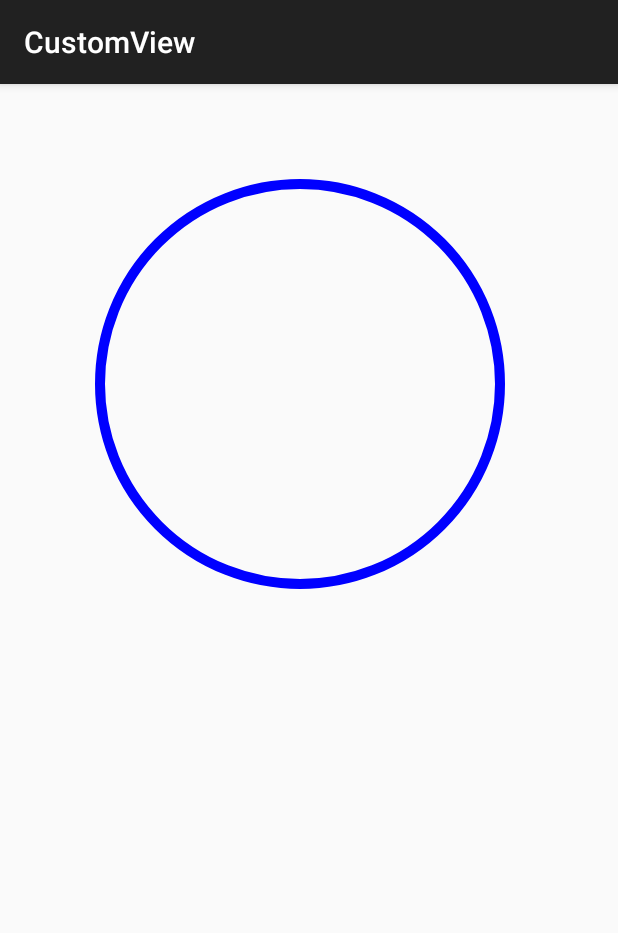
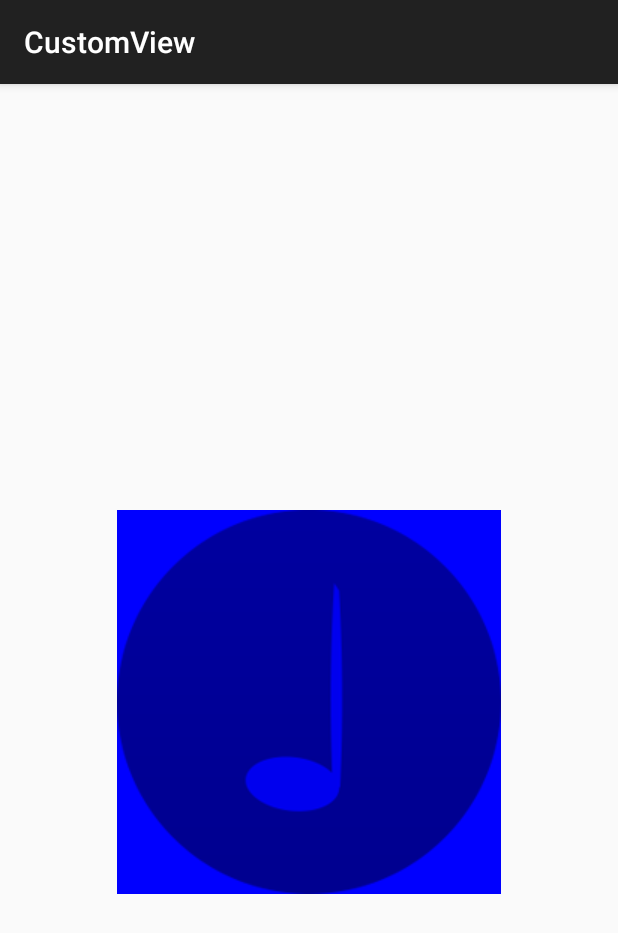
Before and after one commit to BytesZero/CustomView, an Android app: the screen it shows after launch (MainActivity), on a phone screen of 412 x 824 dp. Shown: the top 933 px of the screen. Run offline under Robolectric (Android 15) with nearby library versions, the phone set to English and light mode, and no system bars.

Commit message:
添加混合色

```diff
--- a/app/src/main/java/com/zsl/customview/MainActivity.java
+++ b/app/src/main/java/com/zsl/customview/MainActivity.java
@@ -40,7 +40,7 @@ public class MainActivity extends AppCompatActivity {
 			}
 		};
 
-		handler.obtainMessage().sendToTarget();
+//		handler.obtainMessage().sendToTarget();
 
 
 	}
--- /dev/null
+++ b/app/src/main/java/com/zsl/customview/utils/DisplayUtils.java
@@ -0,0 +1,35 @@
+package com.zsl.customview.utils;
+
+import android.app.Activity;
+import android.util.DisplayMetrics;
+
+/**
+ * 获取屏幕信息的工具类
+ * Created by zsl on 15/6/17.
+ */
+public class DisplayUtils {
+	static DisplayMetrics dm = new DisplayMetrics();
+
+
+	/**
+	 * 获取屏幕宽度
+	 * @param activity
+	 * @return
+	 */
+	public static int getScreenWidth(Activity activity){
+		//获取屏幕信息
+		activity.getWindowManager().getDefaultDisplay().getMetrics(dm);
+		return dm.widthPixels;
+	}
+
+	/**
+	 * 获取屏幕高度
+	 * @param activity
+	 * @return
+	 */
+	public static int getScreenHeigh(Activity activity){
+		//获取屏幕信息
+		activity.getWindowManager().getDefaultDisplay().getMetrics(dm);
+		return dm.heightPixels;
+	}
+}
--- a/app/src/main/java/com/zsl/customview/view/CustomView.java
+++ b/app/src/main/java/com/zsl/customview/view/CustomView.java
@@ -1,11 +1,22 @@
 package com.zsl.customview.view;
 
+import android.app.Activity;
 import android.content.Context;
+import android.graphics.Bitmap;
+import android.graphics.BitmapFactory;
 import android.graphics.Canvas;
 import android.graphics.Color;
+import android.graphics.ColorMatrix;
+import android.graphics.ColorMatrixColorFilter;
+import android.graphics.LightingColorFilter;
 import android.graphics.Paint;
+import android.graphics.PorterDuff;
+import android.graphics.PorterDuffColorFilter;
 import android.util.AttributeSet;
 import android.view.View;
+
+import com.zsl.customview.R;
+import com.zsl.customview.utils.DisplayUtils;
 
 /**
  * Created by zsl on 15/6/17.
@@ -17,6 +28,9 @@ public class CustomView extends View {
 	//半径
 	int radiu=200;
 
+	Bitmap mBitmap;
+	int x,y;
+
 	public CustomView(Context context) {
 		super(context);
 	}
@@ -24,6 +38,11 @@ public class CustomView extends View {
 	public CustomView(Context context, AttributeSet attrs) {
 		super(context, attrs);
 		initPaint();
+
+		mBitmap= BitmapFactory.decodeResource(context.getResources(), R.drawable.yuan);
+
+		y=DisplayUtils.getScreenHeigh((Activity) context)/2-mBitmap.getHeight()/2;
+		x=DisplayUtils.getScreenWidth((Activity) context)/2-mBitmap.getWidth()/2;
 	}
 
 	//初始化画笔
@@ -32,23 +51,51 @@ public class CustomView extends View {
 		//设置抗锯齿
 		paint.setAntiAlias(true);
 		//设置颜色
-		paint.setColor(Color.BLUE);
+//		paint.setColor(Color.BLUE);
+//		/**
+//		 * 设置画笔样式
+//		 * 1.Paint.Style.FILL  填充
+//		 * 2.Paint.Style.FILL_AND_STROKE 填充并描边
+//		 * 3.Paint.Style.STROKE 描边
+//		 */
+//		paint.setStyle(Paint.Style.STROKE);
+//		//设置描边的粗细，当值为0时，也有一个像素
+//		paint.setStrokeWidth(10);
+		// 生成色彩矩阵
+//		ColorMatrix colorMatrix = new ColorMatrix(new float[]{
+//				0.5F, 0, 0, 0, 0,
+//				0, 0.5F, 0, 0, 0,
+//				0, 0, 0.5F, 0, 0,
+//				0, 0, 0, 1, 0,
+//		});
+		//黑白
+//		ColorMatrix colorMatrix = new ColorMatrix(new float[]{
+//				0.33F, 0.59F, 0.11F, 0, 0,
+//				0.33F, 0.59F, 0.11F, 0, 0,
+//				0.33F, 0.59F, 0.11F, 0, 0,
+//				0, 0, 0, 1, 0,
+//		});
+//		paint.setColorFilter(new ColorMatrixColorFilter(colorMatrix));
+//		//光照过滤
+//		paint.setColorFilter(new LightingColorFilter(0xFFFF00FF,0X00FFFF00));
+
+		//混合色
 		/**
-		 * 设置画笔样式
-		 * 1.Paint.Style.FILL  填充
-		 * 2.Paint.Style.FILL_AND_STROKE 填充并描边
-		 * 3.Paint.Style.STROKE 描边
+		 * PorterDuff.Mode.DARKEN ：变暗
 		 */
-		paint.setStyle(Paint.Style.STROKE);
-		//设置描边的粗细，当值为0时，也有一个像素
-		paint.setStrokeWidth(10);
+		paint.setColorFilter(new PorterDuffColorFilter(Color.BLUE, PorterDuff.Mode.DARKEN));
+
+
+
 	}
 
 	@Override
 	protected void onDraw(Canvas canvas) {
 		super.onDraw(canvas);
 		//绘制圆环
-		canvas.drawCircle(300,300,radiu,paint);
+//		canvas.drawCircle(300,300,radiu,paint);
+
+		canvas.drawBitmap(mBitmap,x,y,paint);
 	}
 
 	public synchronized void setRadiu(int radiu) {
--- a/app/src/main/res/layout/activity_main.xml
+++ b/app/src/main/res/layout/activity_main.xml
@@ -11,8 +11,8 @@
 
         <com.zsl.customview.view.CustomView
             android:id="@+id/main_cv_customview"
-            android:layout_width="wrap_content"
-            android:layout_height="wrap_content"/>
+            android:layout_width="match_parent"
+            android:layout_height="match_parent"/>
 
     </LinearLayout>
 
```
Also changed, not shown: app/src/main/res/drawable/yuan.png (added).
